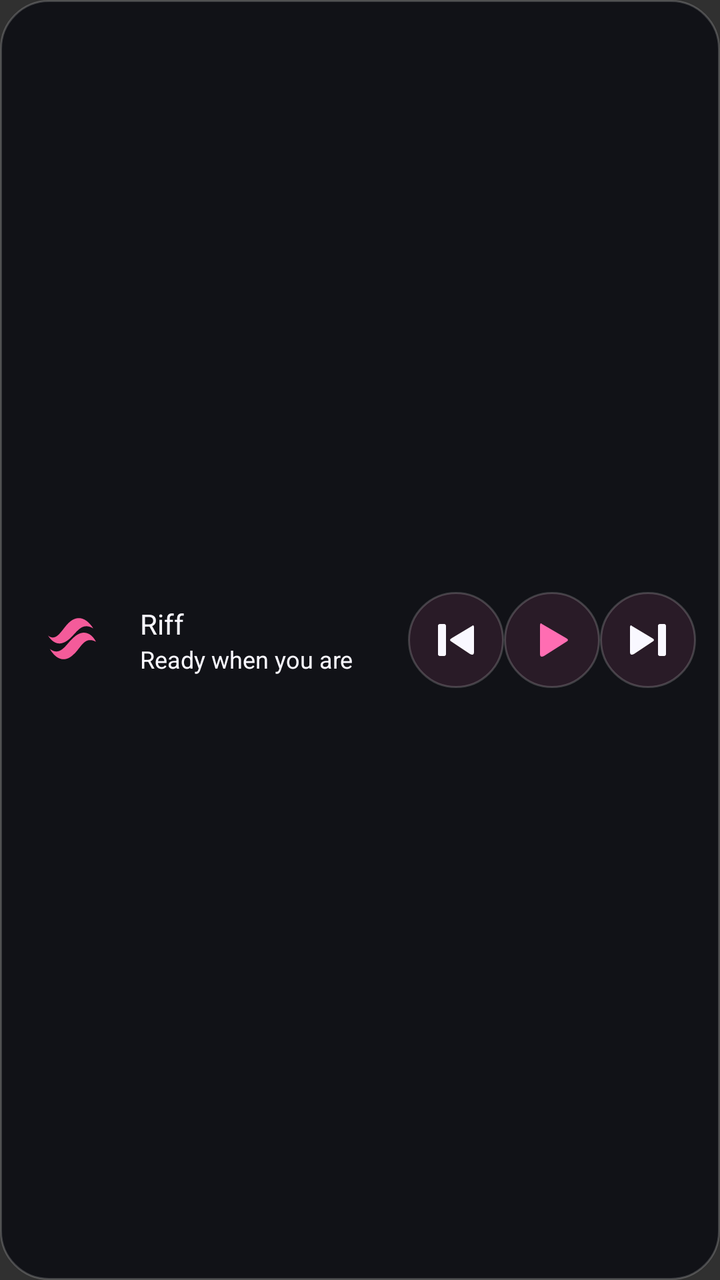
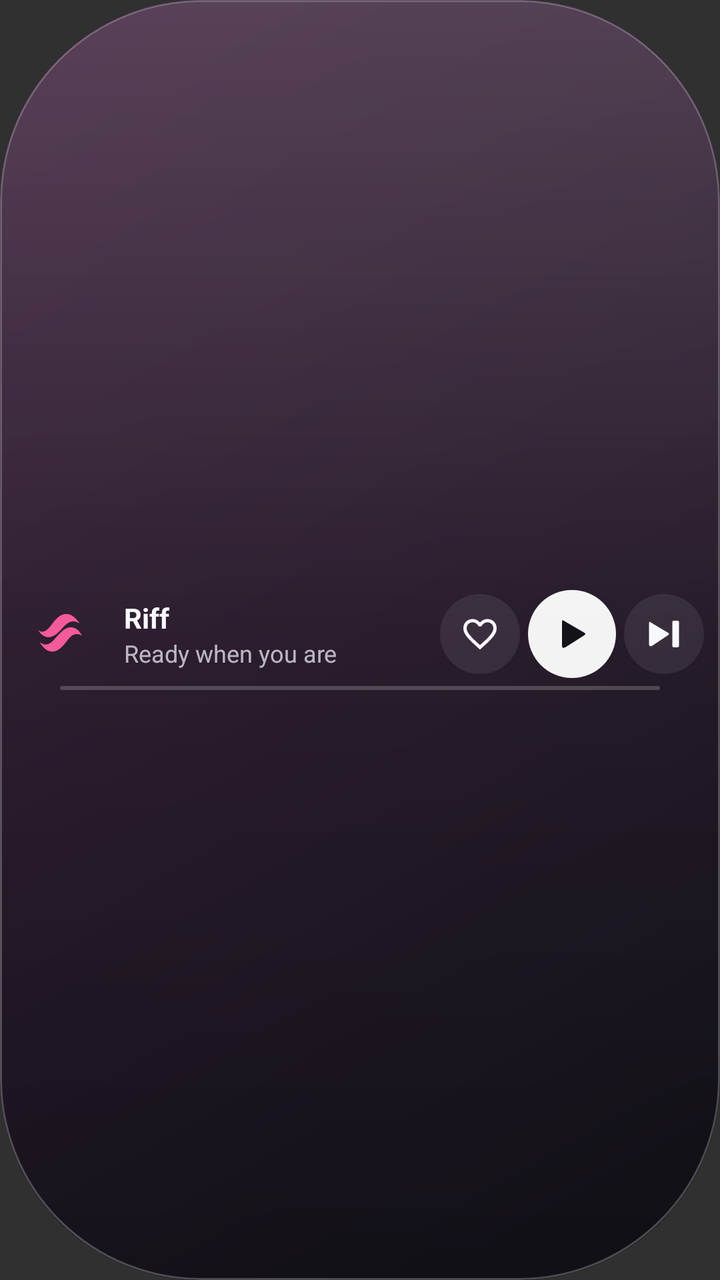

An Android layout rendered at two revisions. The XML below is the earlier revision; the diff shows what the commit changed to produce the second picture.
<!-- AndroidManifest.xml: application theme android:Theme.Material.NoActionBar -->
<!-- res/layout/widget_wide.xml -->
<LinearLayout xmlns:android="http://schemas.android.com/apk/res/android" android:id="@+id/widget_root" android:layout_width="match_parent" android:layout_height="match_parent" android:orientation="horizontal" android:gravity="center" android:padding="12dp" android:background="@drawable/widget_background"><ImageView android:id="@+id/widget_art" android:layout_width="48dp" android:layout_height="48dp" android:scaleType="centerCrop" android:contentDescription="@string/widget_artwork" android:src="@drawable/ic_launcher_foreground" /><LinearLayout android:layout_width="0dp" android:layout_height="wrap_content" android:layout_weight="1" android:orientation="vertical" android:paddingHorizontal="10dp"><TextView android:id="@+id/widget_title" android:layout_width="match_parent" android:layout_height="wrap_content" android:text="@string/app_name" android:textColor="#F9F8FF" android:textSize="14sp" android:gravity="start" android:maxLines="1" android:ellipsize="end" /><TextView android:id="@+id/widget_artist" android:layout_width="match_parent" android:layout_height="wrap_content" android:text="@string/ready_when_you_are" android:textColor="#F9F8FF" android:textSize="12sp" android:gravity="start" android:maxLines="1" android:ellipsize="end" /></LinearLayout><LinearLayout android:layout_width="wrap_content" android:layout_height="48dp" android:orientation="horizontal" android:gravity="center"><ImageButton android:id="@+id/widget_previous" android:layout_width="48dp" android:layout_height="48dp" android:background="@drawable/widget_button" android:padding="10dp" android:src="@drawable/widget_previous" android:contentDescription="@string/widget_previous" /><ImageButton android:id="@+id/widget_toggle" android:layout_width="48dp" android:layout_height="48dp" android:background="@drawable/widget_button" android:padding="10dp" android:src="@drawable/widget_toggle" android:contentDescription="@string/widget_toggle" /><ImageButton android:id="@+id/widget_next" android:layout_width="48dp" android:layout_height="48dp" android:background="@drawable/widget_button" android:padding="10dp" android:src="@drawable/widget_next" android:contentDescription="@string/widget_next" /></LinearLayout></LinearLayout>
<!-- resources referenced by this layout -->
<resources>
  <!-- drawable ic_launcher_foreground (drawable) -->
  <?xml version="1.0" encoding="utf-8"?>
  <vector xmlns:android="http://schemas.android.com/apk/res/android"
      android:width="108dp"
      android:height="108dp"
      android:viewportWidth="108"
      android:viewportHeight="108">
      <path
          android:fillColor="#F45B9A"
          android:pathData="M27,49 C37,57 43,41 51,34 C61,25 71,30 78,41 C66,34 61,43 53,51 C43,61 34,60 27,49 Z M29,64 C41,73 47,59 55,52 C66,41 76,46 81,56 C68,49 64,63 56,70 C46,80 36,76 29,64 Z" />
  </vector>
  <!-- drawable widget_background (drawable) -->
  <shape xmlns:android="http://schemas.android.com/apk/res/android"><solid android:color="#F2101117"/><corners android:radius="24dp"/><stroke android:width="1dp" android:color="#30FFFFFF"/></shape>
  <!-- drawable widget_button (drawable) -->
  <shape xmlns:android="http://schemas.android.com/apk/res/android"><solid android:color="#1AFF6DB2"/><corners android:radius="24dp"/><stroke android:width="1dp" android:color="#30FFFFFF"/></shape>
  <!-- drawable widget_next (drawable) -->
  <vector xmlns:android="http://schemas.android.com/apk/res/android" android:width="24dp" android:height="24dp" android:viewportWidth="24" android:viewportHeight="24"><path android:fillColor="#F9F8FF" android:pathData="M4,5Q3,4 3,6L3,18Q3,20 5,19L14,13Q16,12 14,11ZM18,4Q17,4 17,5L17,19Q17,20 18,20L20,20Q21,20 21,19L21,5Q21,4 20,4Z"/></vector>
  <!-- drawable widget_previous (drawable) -->
  <vector xmlns:android="http://schemas.android.com/apk/res/android" android:width="24dp" android:height="24dp" android:viewportWidth="24" android:viewportHeight="24"><path android:fillColor="#F9F8FF" android:pathData="M20,5Q21,4 21,6L21,18Q21,20 19,19L10,13Q8,12 10,11ZM6,4Q7,4 7,5L7,19Q7,20 6,20L4,20Q3,20 3,19L3,5Q3,4 4,4Z"/></vector>
  <!-- drawable widget_toggle (drawable) -->
  <vector xmlns:android="http://schemas.android.com/apk/res/android" android:width="24dp" android:height="24dp" android:viewportWidth="24" android:viewportHeight="24"><path android:fillColor="#FF6DB2" android:pathData="M7,4Q6,3 6,5L6,19Q6,21 8,20L19,13Q21,12 19,11Z"/></vector>
  <string name="app_name">Riff</string>
  <string name="ready_when_you_are">Ready when you are</string>
  <string name="widget_artwork">Open Riff</string>
  <string name="widget_next">Next song</string>
  <string name="widget_previous">Previous song</string>
  <string name="widget_toggle">Play or pause</string>
</resources>

<!-- the commit's change to res/layout/widget_wide.xml (unified diff, before → after) -->
@@ -1 +1 @@
-<LinearLayout xmlns:android="http://schemas.android.com/apk/res/android" android:id="@+id/widget_root" android:layout_width="match_parent" android:layout_height="match_parent" android:orientation="horizontal" android:gravity="center" android:padding="12dp" android:background="@drawable/widget_background"><ImageView android:id="@+id/widget_art" android:layout_width="48dp" android:layout_height="48dp" android:scaleType="centerCrop" android:contentDescription="@string/widget_artwork" android:src="@drawable/ic_launcher_foreground" /><LinearLayout android:layout_width="0dp" android:layout_height="wrap_content" android:layout_weight="1" android:orientation="vertical" android:paddingHorizontal="10dp"><TextView android:id="@+id/widget_title" android:layout_width="match_parent" android:layout_height="wrap_content" android:text="@string/app_name" android:textColor="#F9F8FF" android:textSize="14sp" android:gravity="start" android:maxLines="1" android:ellipsize="end" /><TextView android:id="@+id/widget_artist" android:layout_width="match_parent" android:layout_height="wrap_content" android:text="@string/ready_when_you_are" android:textColor="#F9F8FF" android:textSize="12sp" android:gravity="start" android:maxLines="1" android:ellipsize="end" /></LinearLayout><LinearLayout android:layout_width="wrap_content" android:layout_height="48dp" android:orientation="horizontal" android:gravity="center"><ImageButton android:id="@+id/widget_previous" android:layout_width="48dp" android:layout_height="48dp" android:background="@drawable/widget_button" android:padding="10dp" android:src="@drawable/widget_previous" android:contentDescription="@string/widget_previous" /><ImageButton android:id="@+id/widget_toggle" android:layout_width="48dp" android:layout_height="48dp" android:background="@drawable/widget_button" android:padding="10dp" android:src="@drawable/widget_toggle" android:contentDescription="@string/widget_toggle" /><ImageButton android:id="@+id/widget_next" android:layout_width="48dp" android:layout_height="48dp" android:background="@drawable/widget_button" android:padding="10dp" android:src="@drawable/widget_next" android:contentDescription="@string/widget_next" /></LinearLayout></LinearLayout>
+<FrameLayout xmlns:android="http://schemas.android.com/apk/res/android" android:id="@+id/widget_root" android:layout_width="match_parent" android:layout_height="match_parent" android:background="@drawable/widget_pill" android:clipToOutline="true"><ImageView android:id="@+id/widget_backdrop" android:layout_width="match_parent" android:layout_height="match_parent" android:scaleType="centerCrop" android:src="@drawable/widget_backdrop_idle" android:importantForAccessibility="no"/><LinearLayout android:layout_width="match_parent" android:layout_height="match_parent" android:orientation="vertical" android:gravity="center" android:paddingHorizontal="8dp" android:background="@drawable/widget_glass_sheen_pill"><LinearLayout android:layout_width="match_parent" android:layout_height="wrap_content" android:orientation="horizontal" android:gravity="center_vertical"><ImageView android:id="@+id/widget_art" android:layout_width="44dp" android:layout_height="44dp" android:scaleType="centerCrop" android:contentDescription="@string/widget_artwork" android:src="@drawable/ic_launcher_foreground" /><LinearLayout android:layout_width="0dp" android:layout_height="wrap_content" android:layout_weight="1" android:orientation="vertical" android:paddingHorizontal="10dp"><TextView android:id="@+id/widget_title" android:layout_width="match_parent" android:layout_height="wrap_content" android:text="@string/app_name" android:textColor="#F9F8FF" android:textSize="14sp" android:maxLines="1" android:ellipsize="end" android:textStyle="bold" /><TextView android:id="@+id/widget_artist" android:layout_width="match_parent" android:layout_height="wrap_content" android:text="@string/ready_when_you_are" android:textColor="#B3F9F8FF" android:textSize="12sp" android:maxLines="1" android:ellipsize="end" /></LinearLayout><ImageButton android:id="@+id/widget_like" android:layout_width="40dp" android:layout_height="40dp" android:background="@drawable/widget_button" android:padding="10dp" android:scaleType="fitCenter" android:src="@drawable/widget_heart" android:contentDescription="@string/like_on_youtube_music" /><ImageButton android:id="@+id/widget_toggle" android:layout_width="44dp" android:layout_height="44dp" android:background="@drawable/widget_play_button" android:padding="12dp" android:scaleType="fitCenter" android:src="@drawable/widget_toggle" android:contentDescription="@string/widget_toggle" android:layout_marginHorizontal="4dp"/><ImageButton android:id="@+id/widget_next" android:layout_width="40dp" android:layout_height="40dp" android:background="@drawable/widget_button" android:padding="10dp" android:scaleType="fitCenter" android:src="@drawable/widget_next" android:contentDescription="@string/widget_next" /></LinearLayout><ProgressBar android:id="@+id/widget_progress" style="@android:style/Widget.ProgressBar.Horizontal" android:layout_width="match_parent" android:layout_height="2dp" android:max="1000" android:progress="0" android:progressDrawable="@drawable/widget_progress" android:layout_marginHorizontal="22dp" android:layout_marginTop="4dp"/></LinearLayout></FrameLayout>
<!-- resource entries referenced after the edit -->
@@ -11,21 +11,32 @@
           android:fillColor="#F45B9A"
           android:pathData="M27,49 C37,57 43,41 51,34 C61,25 71,30 78,41 C66,34 61,43 53,51 C43,61 34,60 27,49 Z M29,64 C41,73 47,59 55,52 C66,41 76,46 81,56 C68,49 64,63 56,70 C46,80 36,76 29,64 Z" />
   </vector>
-  <!-- drawable widget_background (drawable) -->
-  <shape xmlns:android="http://schemas.android.com/apk/res/android"><solid android:color="#F2101117"/><corners android:radius="24dp"/><stroke android:width="1dp" android:color="#30FFFFFF"/></shape>
+  <!-- drawable widget_backdrop_idle (drawable) -->
+  <shape xmlns:android="http://schemas.android.com/apk/res/android"><gradient android:angle="315" android:startColor="#3A1E3A" android:endColor="#101117"/></shape>
   <!-- drawable widget_button (drawable) -->
-  <shape xmlns:android="http://schemas.android.com/apk/res/android"><solid android:color="#1AFF6DB2"/><corners android:radius="24dp"/><stroke android:width="1dp" android:color="#30FFFFFF"/></shape>
+  <shape xmlns:android="http://schemas.android.com/apk/res/android" android:shape="oval"><solid android:color="#14FFFFFF"/></shape>
+  <!-- drawable widget_glass_sheen_pill (drawable) -->
+  <shape xmlns:android="http://schemas.android.com/apk/res/android"><gradient android:angle="270" android:startColor="#29FFFFFF" android:centerColor="#05FFFFFF" android:endColor="#26000000"/><stroke android:width="1dp" android:color="#3DFFFFFF"/><corners android:radius="100dp"/></shape>
+  <!-- drawable widget_heart (drawable) -->
+  <vector xmlns:android="http://schemas.android.com/apk/res/android" android:width="24dp" android:height="24dp" android:viewportWidth="24" android:viewportHeight="24"><path android:fillColor="#F9F8FF" android:pathData="M16.5,3c-1.74,0 -3.41,0.81 -4.5,2.09C10.91,3.81 9.24,3 7.5,3 4.42,3 2,5.42 2,8.5c0,3.78 3.4,6.86 8.55,11.54L12,21.35l1.45,-1.32C18.6,15.36 22,12.28 22,8.5 22,5.42 19.58,3 16.5,3zM12.1,18.55l-0.1,0.1 -0.1,-0.1C7.14,14.24 4,11.39 4,8.5 4,6.5 5.5,5 7.5,5c1.54,0 3.04,0.99 3.57,2.36h1.87C13.46,5.99 14.96,5 16.5,5c2,0 3.5,1.5 3.5,3.5 0,2.89 -3.14,5.74 -7.9,10.05z"/></vector>
   <!-- drawable widget_next (drawable) -->
   <vector xmlns:android="http://schemas.android.com/apk/res/android" android:width="24dp" android:height="24dp" android:viewportWidth="24" android:viewportHeight="24"><path android:fillColor="#F9F8FF" android:pathData="M4,5Q3,4 3,6L3,18Q3,20 5,19L14,13Q16,12 14,11ZM18,4Q17,4 17,5L17,19Q17,20 18,20L20,20Q21,20 21,19L21,5Q21,4 20,4Z"/></vector>
-  <!-- drawable widget_previous (drawable) -->
-  <vector xmlns:android="http://schemas.android.com/apk/res/android" android:width="24dp" android:height="24dp" android:viewportWidth="24" android:viewportHeight="24"><path android:fillColor="#F9F8FF" android:pathData="M20,5Q21,4 21,6L21,18Q21,20 19,19L10,13Q8,12 10,11ZM6,4Q7,4 7,5L7,19Q7,20 6,20L4,20Q3,20 3,19L3,5Q3,4 4,4Z"/></vector>
+  <!-- drawable widget_pill (drawable) -->
+  <shape xmlns:android="http://schemas.android.com/apk/res/android"><solid android:color="#F2101117"/><corners android:radius="100dp"/></shape>
+  <!-- drawable widget_play_button (drawable) -->
+  <shape xmlns:android="http://schemas.android.com/apk/res/android" android:shape="oval"><solid android:color="#F2FFFFFF"/></shape>
+  <!-- drawable widget_progress (drawable) -->
+  <layer-list xmlns:android="http://schemas.android.com/apk/res/android">
+  <item android:id="@android:id/background"><shape><solid android:color="#33FFFFFF"/><corners android:radius="2dp"/></shape></item>
+  <item android:id="@android:id/progress"><clip><shape><solid android:color="#F9F8FF"/><corners android:radius="2dp"/></shape></clip></item>
+  </layer-list>
   <!-- drawable widget_toggle (drawable) -->
-  <vector xmlns:android="http://schemas.android.com/apk/res/android" android:width="24dp" android:height="24dp" android:viewportWidth="24" android:viewportHeight="24"><path android:fillColor="#FF6DB2" android:pathData="M7,4Q6,3 6,5L6,19Q6,21 8,20L19,13Q21,12 19,11Z"/></vector>
+  <vector xmlns:android="http://schemas.android.com/apk/res/android" android:width="24dp" android:height="24dp" android:viewportWidth="24" android:viewportHeight="24"><path android:fillColor="#14131A" android:pathData="M7,4Q6,3 6,5L6,19Q6,21 8,20L19,13Q21,12 19,11Z"/></vector>
   <string name="app_name">Riff</string>
+  <string name="like_on_youtube_music">Like on YouTube Music</string>
   <string name="ready_when_you_are">Ready when you are</string>
   <string name="widget_artwork">Open Riff</string>
   <string name="widget_next">Next song</string>
-  <string name="widget_previous">Previous song</string>
   <string name="widget_toggle">Play or pause</string>
 </resources>
 
